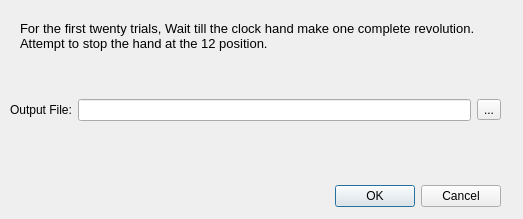
First picture: the form in src/spike_recorder/experiments/libet/instructions.ui, repository davidt0x/py-spike-recorder, before the edit.
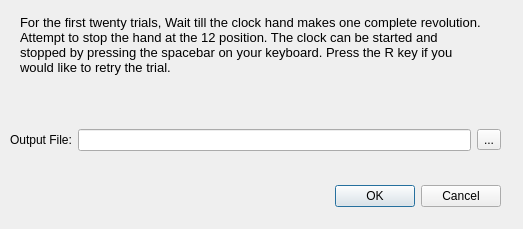
Second picture: the form after the edit.

Commit message:
feat: add keyboard control to libet
spacebar to start\stop the clock, r key to retry.

The spacebar now stops and starts the clock. The R key reruns the
trial. I implement these on key down events to make the response
snappier.

What changed in the file:
```diff
--- a/src/spike_recorder/experiments/libet/instructions.ui
+++ b/src/spike_recorder/experiments/libet/instructions.ui
@@ -7,7 +7,7 @@
     <x>0</x>
     <y>0</y>
     <width>523</width>
-    <height>219</height>
+    <height>229</height>
    </rect>
   </property>
   <property name="windowTitle">
@@ -38,7 +38,7 @@
      <x>20</x>
      <y>10</y>
      <width>461</width>
-     <height>51</height>
+     <height>71</height>
     </rect>
    </property>
    <property name="font">
@@ -47,7 +47,7 @@
     </font>
    </property>
    <property name="text">
-    <string>For the first twenty trials, Wait till the clock hand make one complete revolution. Attempt to stop the hand at the 12 position. </string>
+    <string>&lt;html&gt;&lt;head/&gt;&lt;body&gt;&lt;p&gt;For the first twenty trials, Wait till the clock hand makes one complete revolution. Attempt to stop the hand at the 12 position. The clock can be started and stopped by pressing the spacebar on your keyboard. Press the R key if you would like to retry the trial. &lt;/p&gt;&lt;/body&gt;&lt;/html&gt;</string>
    </property>
    <property name="wordWrap">
     <bool>true</bool>
@@ -57,7 +57,7 @@
    <property name="geometry">
     <rect>
      <x>10</x>
-     <y>70</y>
+     <y>100</y>
      <width>491</width>
      <height>80</height>
     </rect>
```
The commit also changes 3 other files.
